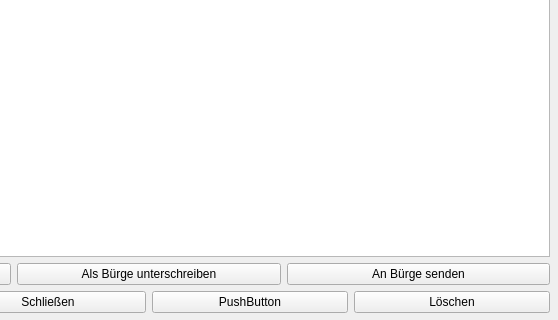
Qt form src/gui/qt/ui_components/form_show_voucher.ui (minutogit/eMinuto-Desktop-Prototype) before a commit; both pictures show x 262 to 820 and y 431 to 751 of the 820 by 751 pixel window.
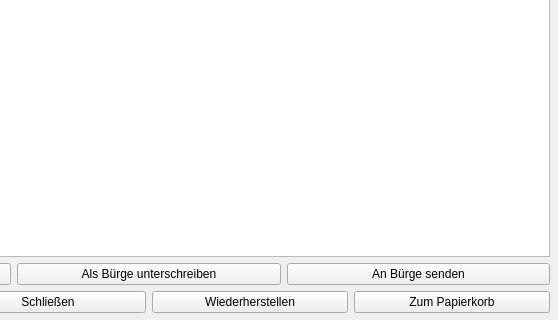
The same form after that commit.

Patch:
```diff
--- a/src/gui/qt/ui_components/form_show_voucher.ui
+++ b/src/gui/qt/ui_components/form_show_voucher.ui
@@ -101,14 +101,14 @@
       <item>
        <widget class="QPushButton" name="pushButtonRecover">
         <property name="text">
-         <string>PushButton</string>
+         <string>Wiederherstellen</string>
         </property>
        </widget>
       </item>
       <item>
        <widget class="QPushButton" name="pushButtonTrash">
         <property name="text">
-         <string>Löschen</string>
+         <string>Zum Papierkorb</string>
         </property>
        </widget>
       </item>
```
